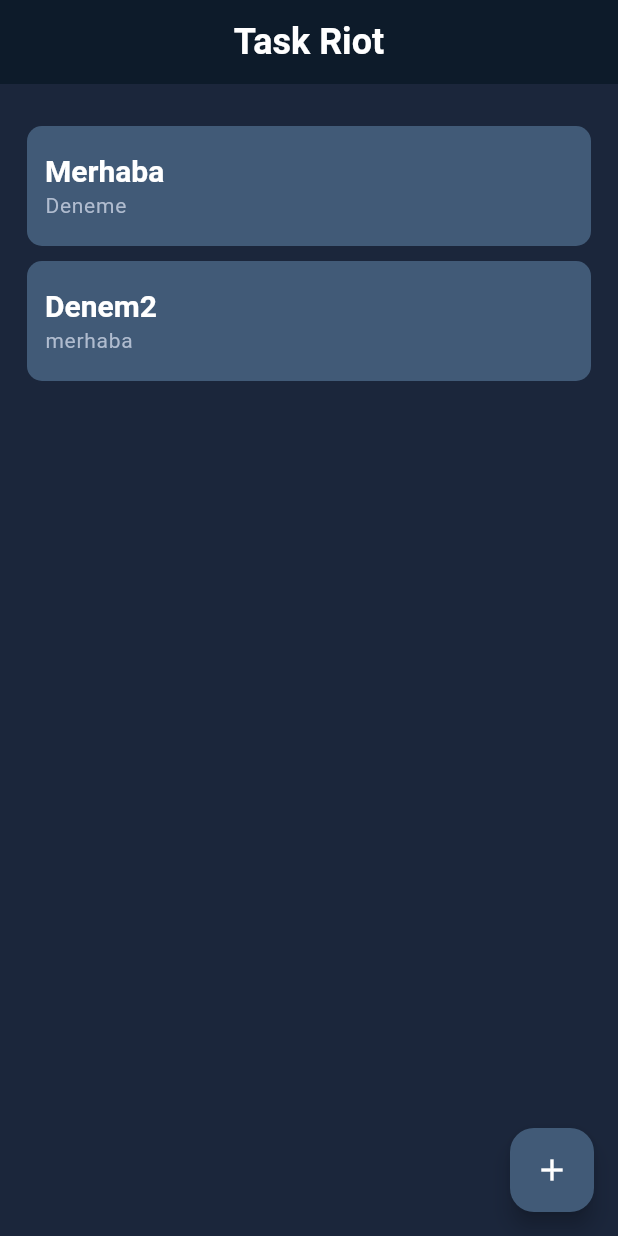
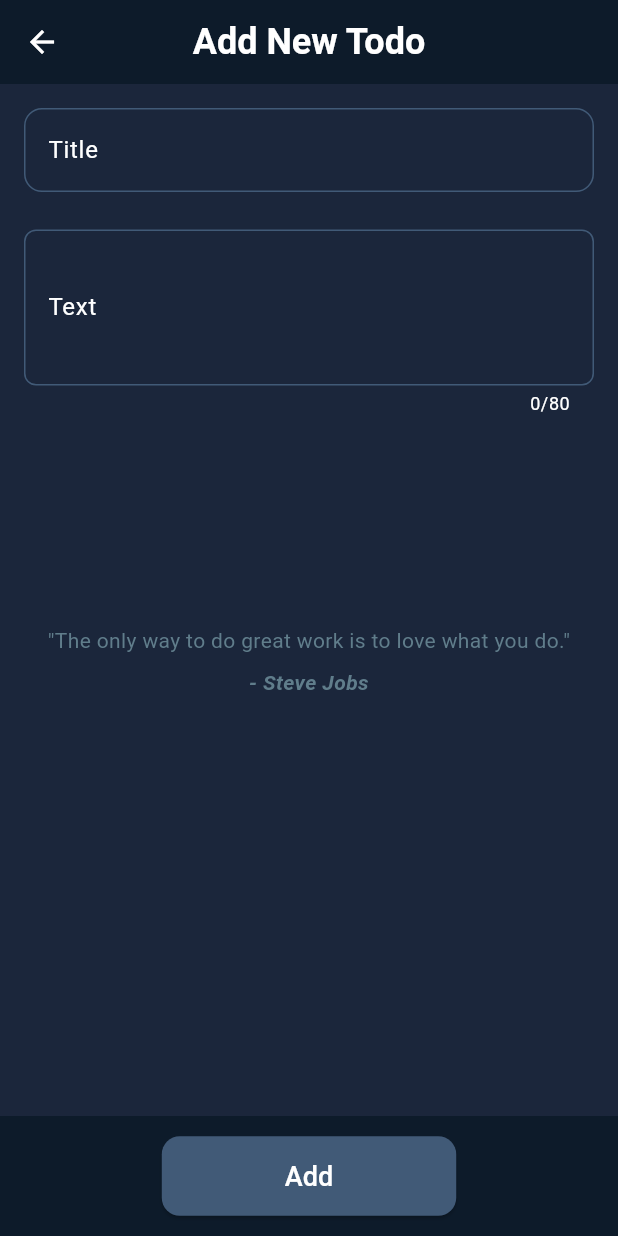
Before and after one commit to pamiracar/Task-Riot, a Flutter app: the screen it shows after launch, after a tap on the "add" icon, on a phone screen of 412 x 824 dp. Run offline on Flutter 3.47's test engine with Material 3 defaults, Android fonts, the phone set to English and light mode, and no system bars.

Commit message:
add page completed

```diff
--- a/lib/main.dart
+++ b/lib/main.dart
@@ -1,6 +1,6 @@
 import 'package:flutter/material.dart';
 import 'package:task_riot/pages/main_page.dart';
-import 'package:task_riot/theme.dart';
+import 'package:task_riot/theme/theme.dart';
 
 void main() => runApp(const MyApp());
 
--- /dev/null
+++ b/lib/pages/add_page.dart
@@ -0,0 +1,219 @@
+import 'dart:math';
+
+import 'package:flutter/material.dart';
+
+class AddPage extends StatefulWidget {
+  const AddPage({super.key});
+
+  @override
+  State<AddPage> createState() => _AddPageState();
+}
+
+class _AddPageState extends State<AddPage> {
+  final TextEditingController _titleController = TextEditingController();
+  final TextEditingController _textController = TextEditingController();
+
+  final List<Map<String, String>> quotes = [
+    {
+      "quote": "The only way to do great work is to love what you do.",
+      "author": "Steve Jobs",
+    },
+    {"quote": "I think, therefore I am.", "author": "René Descartes"},
+    {
+      "quote":
+          "Whether you think you can or you think you can't, you're right.",
+      "author": "Henry Ford",
+    },
+    {
+      "quote":
+          "Success usually comes to those who are too busy to be looking for it.",
+      "author": "Henry David Thoreau",
+    },
+    {
+      "quote": "Don't watch the clock; do what it does. Keep going.",
+      "author": "Sam Levenson",
+    },
+    {
+      "quote": "Believe you can and you're halfway there.",
+      "author": "Theodore Roosevelt",
+    },
+    {
+      "quote": "Act as if what you do makes a difference. It does.",
+      "author": "William James",
+    },
+    {
+      "quote":
+          "What you get by achieving your goals is not as important as what you become by achieving your goals.",
+      "author": "Zig Ziglar",
+    },
+    {
+      "quote": "You miss 100% of the shots you don't take.",
+      "author": "Wayne Gretzky",
+    },
+    {
+      "quote": "The harder the conflict, the greater the triumph.",
+      "author": "George Washington",
+    },
+    {
+      "quote": "Don't be afraid to give up the good to go for the great.",
+      "author": "John D. Rockefeller",
+    },
+    {
+      "quote":
+          "I have not failed. I've just found 10,000 ways that won't work.",
+      "author": "Thomas Edison",
+    },
+    {
+      "quote": "It always seems impossible until it's done.",
+      "author": "Nelson Mandela",
+    },
+    {
+      "quote": "In the middle of difficulty lies opportunity.",
+      "author": "Albert Einstein",
+    },
+    {
+      "quote":
+          "Your time is limited, so don't waste it living someone else's life.",
+      "author": "Steve Jobs",
+    },
+    {
+      "quote": "Keep your eyes on the stars, and your feet on the ground.",
+      "author": "Theodore Roosevelt",
+    },
+    {
+      "quote": "Don't limit your challenges, challenge your limits.",
+      "author": "Jerry Dunn",
+    },
+    {
+      "quote":
+          "Success is not final, failure is not fatal: It is the courage to continue that counts.",
+      "author": "Winston Churchill",
+    },
+    {
+      "quote":
+          "The future belongs to those who believe in the beauty of their dreams.",
+      "author": "Eleanor Roosevelt",
+    },
+    {
+      "quote": "Do what you can, with what you have, where you are.",
+      "author": "Theodore Roosevelt",
+    },
+  ];
+
+  late Map<String, String> selectedQuote;
+
+  @override
+  void initState() {
+    super.initState();
+    _pickRandomQuote();
+  }
+
+  void _pickRandomQuote() {
+    final random = Random();
+    selectedQuote = quotes[random.nextInt(quotes.length)];
+  }
+
+  @override
+  Widget build(BuildContext context) {
+    return Scaffold(
+      appBar: AppBar(title: Text("Add New Todo")),
+      bottomNavigationBar: BottomAppBar(
+        child: Row(
+          mainAxisAlignment: MainAxisAlignment.center,
+          children: [
+            ElevatedButton(
+              onPressed: addButton,
+              style: ElevatedButton.styleFrom(
+                foregroundColor: Colors.white,
+                padding: const EdgeInsets.symmetric(
+                  vertical: 16,
+                  horizontal: 32,
+                ),
+                textStyle: const TextStyle(
+                  fontSize: 18,
+                  fontWeight: FontWeight.bold,
+                ),
+                shape: RoundedRectangleBorder(
+                  borderRadius: BorderRadius.circular(12),
+                ),
+              ),
+              child: Padding(
+                padding: const EdgeInsets.symmetric(horizontal: 50.0),
+                child: const Text(
+                  "Add",
+                  style: TextStyle(fontSize: 18, fontWeight: FontWeight.w500),
+                ),
+              ),
+            ),
+          ],
+        ),
+      ),
+      body: Padding(
+        padding: const EdgeInsets.all(16.0),
+        child: Column(
+          children: [
+            TextFormField(
+              controller: _titleController,
+              decoration: InputDecoration(
+                enabledBorder: OutlineInputBorder(
+                  borderRadius: BorderRadius.circular(12),
+                  borderSide: BorderSide(color: Color(0xFF415A77)),
+                ),
+                focusedBorder: OutlineInputBorder(
+                  borderRadius: BorderRadius.circular(12),
+                  borderSide: BorderSide(color: Colors.white),
+                ),
+                label: Text("Title", style: TextStyle(color: Colors.white)),
+              ),
+            ),
+            SizedBox(height: 25),
+            TextFormField(
+              controller: _textController,
+              decoration: InputDecoration(
+                enabledBorder: OutlineInputBorder(
+                  borderRadius: BorderRadius.circular(8),
+                  borderSide: BorderSide(color: Color(0xFF415A77)),
+                ),
+                focusedBorder: OutlineInputBorder(
+                  borderRadius: BorderRadius.circular(12),
+                  borderSide: BorderSide(color: Colors.white),
+                ),
+                label: Text("Text", style: TextStyle(color: Colors.white)),
+              ),
+              maxLines: 3,
+              maxLength: 80,
+            ),
+            SizedBox(height: 140,),
+            Column(
+              mainAxisSize: MainAxisSize.max,
+              mainAxisAlignment: MainAxisAlignment.center,
+              children: [
+                Text(
+                  '"${selectedQuote["quote"]}"',
+                  style: const TextStyle(
+                    fontSize: 14,
+                    color: Colors.blueGrey,
+                  ),
+                  textAlign: TextAlign.center,
+                ),
+                const SizedBox(height: 8),
+                Text(
+                  '- ${selectedQuote["author"]}',
+                  style: const TextStyle(
+                    fontWeight: FontWeight.bold,
+                    fontStyle: FontStyle.italic,
+                    fontSize: 14,
+                    color: Colors.blueGrey,
+                  ),
+                  textAlign: TextAlign.center,
+                ),
+              ],
+            ),
+          ],
+        ),
+      ),
+    );
+  }
+
+  void addButton() {}
+}
--- a/lib/pages/main_page.dart
+++ b/lib/pages/main_page.dart
@@ -1,6 +1,6 @@
 import 'package:flutter/material.dart';
-import 'package:task_riot/theme.dart';
-import 'package:task_riot/todo.dart';
+import 'package:task_riot/pages/add_page.dart';
+import 'package:task_riot/services/todo.dart';
 
 class MainPage extends StatefulWidget {
   const MainPage({super.key});
@@ -22,11 +22,10 @@ class _MainPageState extends State<MainPage> {
       appBar: AppBar(title: Text("Task Riot")),
       floatingActionButton: FloatingActionButton(
         onPressed: add,
-
         child: Icon(Icons.add),
       ),
       body: Padding(
-        padding: const EdgeInsets.all(18.0),
+        padding: const EdgeInsets.all(10.0),
         child: ListView.builder(
           itemBuilder: (BuildContext context, int index) {
             return Column(
@@ -47,7 +46,6 @@ class _MainPageState extends State<MainPage> {
                     ),
                   ),
                   confirmDismiss: (direction) async {
-
                     return await showDialog(
                       context: context,
                       builder: (context) {
@@ -88,7 +86,7 @@ class _MainPageState extends State<MainPage> {
                           borderRadius: BorderRadius.circular(10),
                         ),
                         child: Padding(
-                          padding: const EdgeInsets.all(12.0),
+                          padding: const EdgeInsets.all(10.0),
                           child: Column(
                             crossAxisAlignment: CrossAxisAlignment.start,
                             mainAxisAlignment: MainAxisAlignment.center,
@@ -123,7 +121,9 @@ class _MainPageState extends State<MainPage> {
     );
   }
 
-  void add() {}
+  void add() {
+    Navigator.push(context, MaterialPageRoute(builder:(context) => AddPage()));
+  }
 
   void onDismissed() {}
 }
--- a/lib/theme.dart
+++ b/lib/theme/theme.dart
@@ -11,11 +11,52 @@ final ThemeData monoDarkBlueTheme = ThemeData(
     centerTitle: true,
     elevation: 0,
   ),
+  bottomAppBarTheme: BottomAppBarTheme(
+    color: Color(0xFF0D1B2A),
+    elevation: 0
+    /* backgroundColor: Color(0xFF0D1B2A),
+    foregroundColor: Colors.white,
+    centerTitle: true,
+    elevation: 0, */
+  ),
 
   floatingActionButtonTheme: FloatingActionButtonThemeData(
     backgroundColor: Color(0xFF415A77),
     foregroundColor: Colors.white,
   ),
+  elevatedButtonTheme: ElevatedButtonThemeData(
+    style: ElevatedButton.styleFrom(
+      backgroundColor: Color(0xFF415A77),
+      foregroundColor: Colors.white,
+      textStyle: TextStyle(fontWeight: FontWeight.w600),
+      padding: EdgeInsets.symmetric(horizontal: 20, vertical: 12),
+      shape: RoundedRectangleBorder(
+        borderRadius: BorderRadius.circular(8),
+      ),
+    ),
+  ),
+  /* inputDecorationTheme: InputDecorationTheme(
+    filled: true,
+    fillColor: Color(0xFF1B263B),
+    hintStyle: TextStyle(color: Colors.white38),
+    labelStyle: TextStyle(color: Colors.white70),
+    enabledBorder: OutlineInputBorder(
+      borderRadius: BorderRadius.circular(8),
+      borderSide: BorderSide(color: Color(0xFF415A77)),
+    ),
+    focusedBorder: OutlineInputBorder(
+      borderRadius: BorderRadius.circular(8),
+      borderSide: BorderSide(color: Colors.white),
+    ),
+    errorBorder: OutlineInputBorder(
+      borderRadius: BorderRadius.circular(8),
+      borderSide: BorderSide(color: Color(0xFFB00020)),
+    ),
+    focusedErrorBorder: OutlineInputBorder(
+      borderRadius: BorderRadius.circular(8),
+      borderSide: BorderSide(color: Color(0xFFB00020)),
+    ),
+  ), */
   textTheme: TextTheme(
     bodyLarge: TextStyle(color: Colors.white, fontSize: 16),
     bodyMedium: TextStyle(color: Colors.white70, fontSize: 14),
```
Also changed, not shown: lib/services/todo.dart (renamed from lib/todo.dart).
